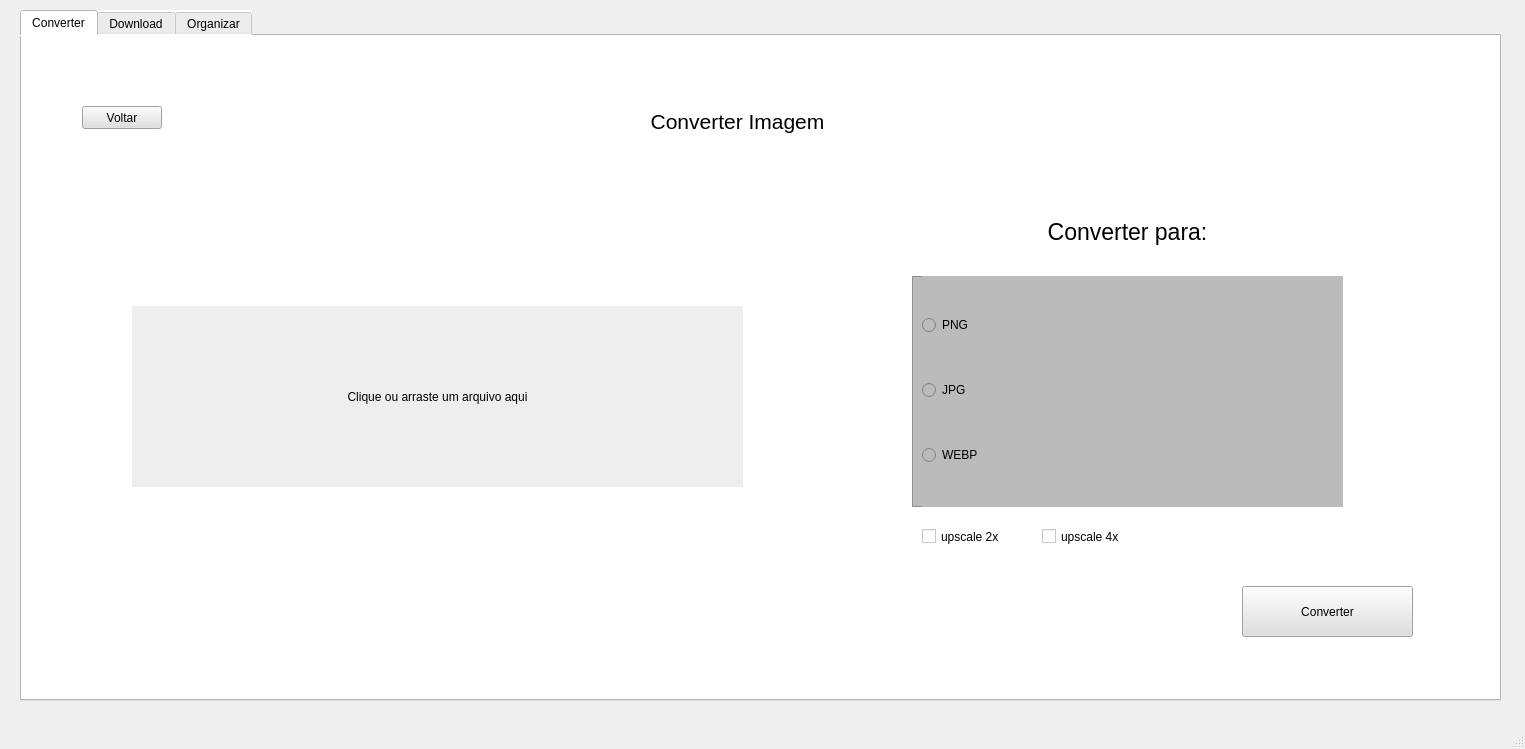
The window that gui/NovoLayout.ui (mferrreira/Converter) describes before a commit, drawn with Qt 5.
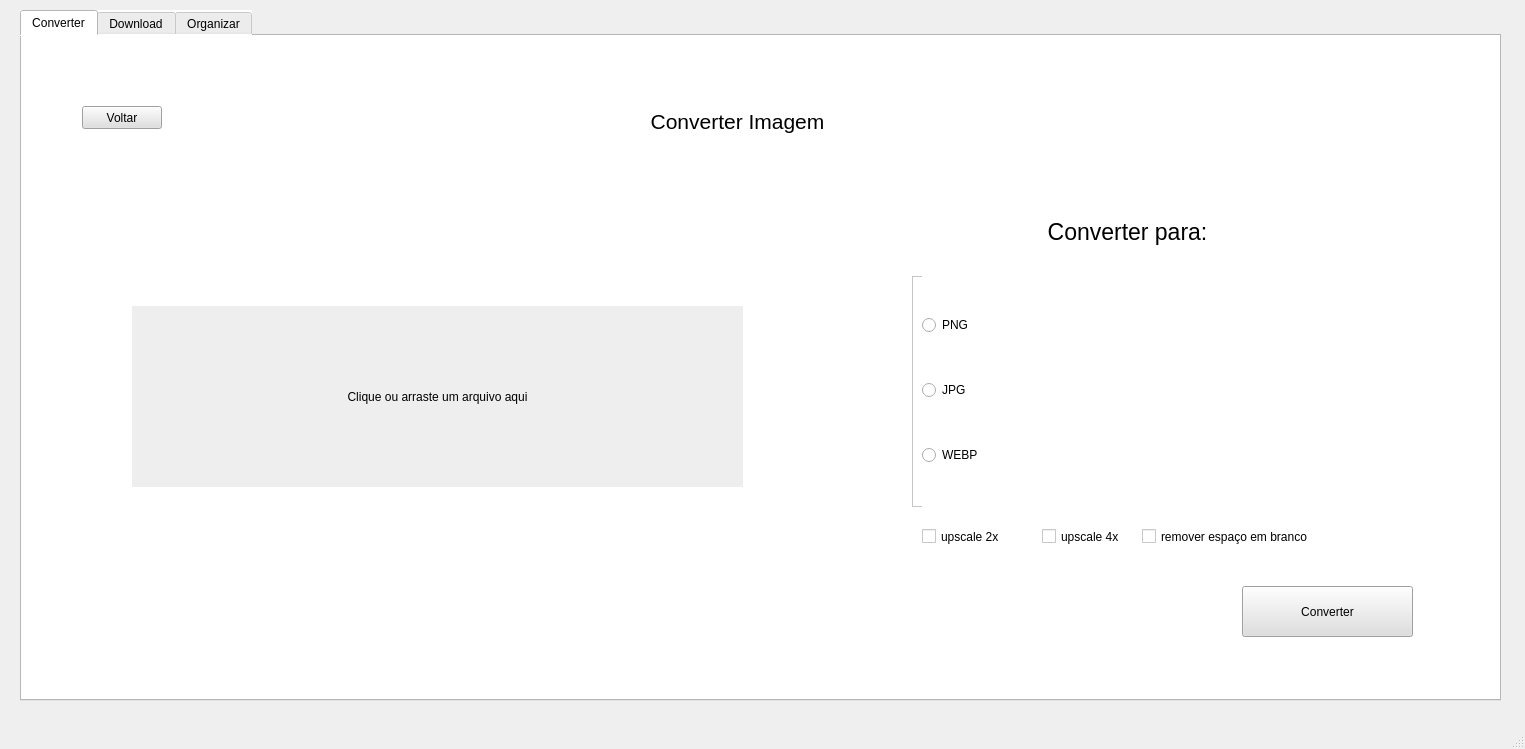
The same window after the commit. The open tabs and pages were chosen to show the change.

Commit message: Correção de bugs + ícone da janela + retirar espaço em branco de imagens

What changed in the file:
```diff
--- a/gui/NovoLayout.ui
+++ b/gui/NovoLayout.ui
@@ -886,8 +886,7 @@
               </rect>
              </property>
              <property name="styleSheet">
-              <string notr="true">background-color: #bbb;
-</string>
+              <string notr="true"/>
              </property>
              <property name="frameShape">
               <enum>QFrame::Shape::StyledPanel</enum>
@@ -987,6 +986,19 @@
               <string>Voltar</string>
              </property>
             </widget>
+            <widget class="QCheckBox" name="remove_whitespace">
+             <property name="geometry">
+              <rect>
+               <x>1090</x>
+               <y>450</y>
+               <width>181</width>
+               <height>21</height>
+              </rect>
+             </property>
+             <property name="text">
+              <string>remover espaço em branco</string>
+             </property>
+            </widget>
            </widget>
           </widget>
          </widget>
```
Left out of the diff: 15 changed lines with no effect on the pictures. The commit also changes 8 other files.
